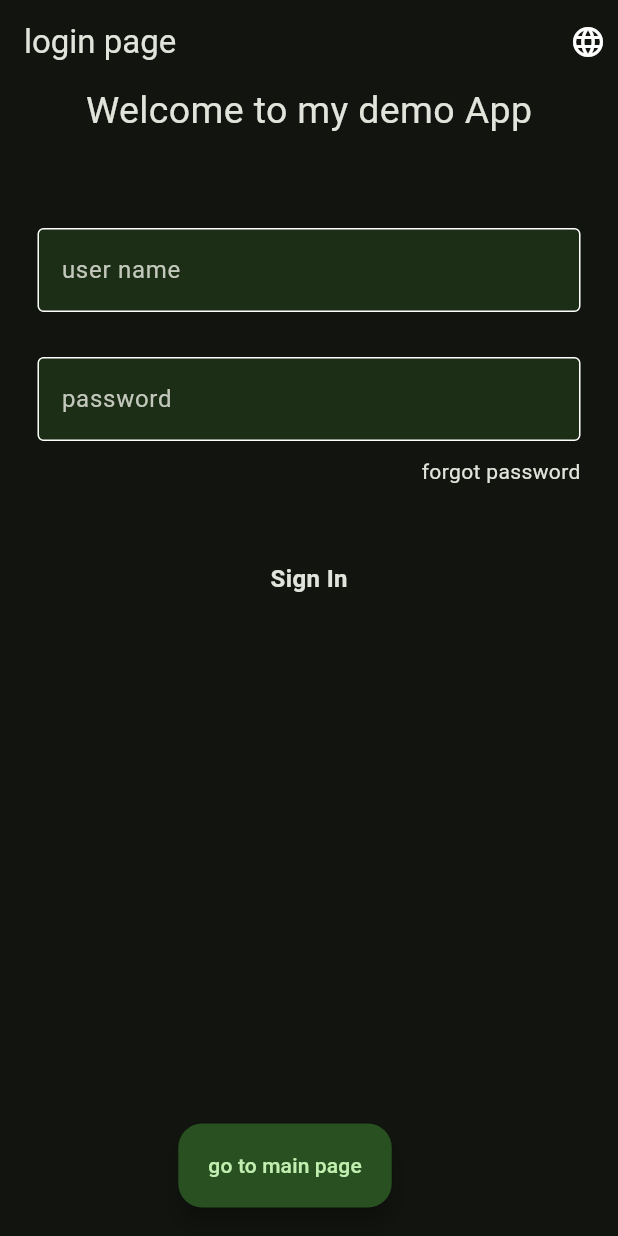
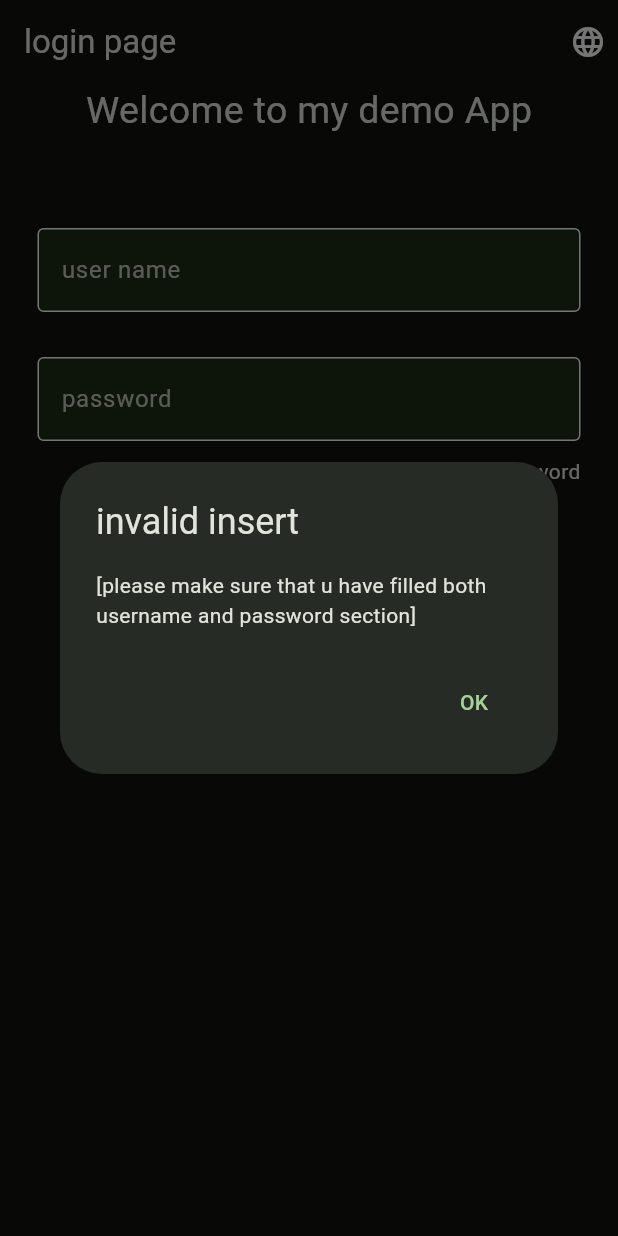
Before and after one commit to metamorphosiss/LoginApp, a Flutter app: the screen it shows after launch, after a tap on "Sign In", on a phone screen of 412 x 824 dp. Run offline on Flutter 3.47's test engine with Material 2 defaults, Android fonts, the phone set to English and light mode, and no system bars; our stand-ins replace flutter_map, get, image_cropper, image_picker, latlong2, location.

Commit message:
added login logic

```diff
--- a/lib/model/controller/internationlization/massages.dart
+++ b/lib/model/controller/internationlization/massages.dart
@@ -9,6 +9,8 @@ class Masseges extends Translations {
           'password': 'password',
           'forgot password': 'forgot password',
           'Sign In': 'Sign In',
+          'Sign Up': 'Sign Up',
+          'submit': 'submit',
           'item deleted': 'item deleted',
           'undo': 'undo',
           'please add some details': 'please add some details',
@@ -31,10 +33,27 @@ class Masseges extends Translations {
           'show me commends': 'show me commends',
           'image selection': 'image selection',
           'back': 'back',
-          'back to main page':'back to main page',
-          'pick Image':'pick Image',
-          'login page':'login page',
-          'main screen':'main screen',
+          'back to main page': 'back to main page',
+          'pick Image': 'pick Image',
+          'login page': 'login page',
+          'main screen': 'main screen',
+          'invalid insert': 'invalid insert',
+          '[username can contains number but cant be only number itself.try new one!]':
+              '[username can contains number but cant be only number itself.try new one!]',
+          '[please make sure that u have filled both username and password section]':
+              '[please make sure that u have filled both username and password section]',
+          '[this username is already exist]':
+              '[this username is already exist]',
+          '[wrong username  please try again!!':
+              '[wrong username  please try again!!',
+          '[wrong password please try again!!':
+              '[wrong password please try again!!',
+          '[please create a user account first!!':
+              '[please create a user account first!!',
+          '[wrong username and password please try again!!':
+              '[wrong username and password please try again!!',
+          'showing user account': 'showing user account',
+          'there is no user account yet!!!':'there is no user account yet!!!',
         },
         'ar_QA': {
           'Welcome to my demo App': 'به برنامه من خوش آمدید',
@@ -42,6 +61,8 @@ class Masseges extends Translations {
           'password': 'رمز عبور',
           'forgot password': ' رمز رو فراموش کردی !',
           'Sign In': 'ورود',
+          'Sign Up': 'ثبت نام',
+          'submit': 'ثبت',
           'item deleted': ' محتوا حذف شد',
           'undo': 'برگشت محتوا',
           'please add some details': 'لطفا جزییات مورد نظر را اظافه کنید',
@@ -64,10 +85,27 @@ class Masseges extends Translations {
           'show me commends': 'نمایش کامنت ها',
           'image selection': 'انتخاب عکس',
           'back': 'بازگشت',
-          'back to main page':'بازگشت به صفحه اصلی',
-          'pick Image':'انتخاب عکس',
-          'login page':'صفحه ورود',
-          'main screen':'صفحه اصلی',
+          'back to main page': 'بازگشت به صفحه اصلی',
+          'pick Image': 'انتخاب عکس',
+          'login page': 'صفحه ورود',
+          'main screen': 'صفحه اصلی',
+          'invalid insert': 'درج نامعتبر',
+          '[username can contains number but cant be only number itself.try new one!]':
+              '[تام کاربری می تواند شامل عدد شود ،ولی  نمی تواند فقط از عدد تشکیل شود.دوباره سعی کن ]',
+          '[please make sure that u have filled both username and password section]':
+              '[لطفا از پر بودن قسمت های حساب کاربری و رمز عبور اطمینان حاصل فرمایید]',
+          '[this username is already exist]':
+              'این حساب کاربری قبلا ثبت شده است',
+          '[wrong username  please try again!!':
+              'کلمه عبور اشتباه است.لطفا دوباره سعی کنید',
+          '[wrong password please try again!!':
+              'رمز عبور اشتباه است.لطفا دوباره سعی کنید',
+          '[please create a user account first!!':
+              'لطفا اول حساب کاربری ایجاد کنید',
+          '[wrong username and password please try again!!':
+              'نام کاربری و رمز عبور اشتباه است.دوباره سعی کن!',
+          'showing user account': 'نمایش حساب کاربری',
+          'there is no user account yet!!!':'هنوز حساب کاربری ایجاد نشده است',
         }
       };
 }
--- /dev/null
+++ b/lib/model/login_details.dart
@@ -0,0 +1,5 @@
+class LogInDetails{
+  LogInDetails({required this.password,required this.userName});
+  String userName;
+  String password;
+}
--- a/lib/view-model/login/button-login.dart
+++ /dev/null
@@ -1,31 +0,0 @@
-import 'package:flutter/material.dart';
-import 'package:get/get.dart';
-import 'package:flutter_application_1/model/controller/internationlization/get_multi_language.dart';
-
-class LoginBtn extends StatelessWidget {
-   LoginBtn({super.key,required this.onTap});
-    final Function()? onTap;
- final myController = Get.put(GetMultiLanguage());
-@override
-  Widget build(BuildContext context) {
-    return GestureDetector(
-      onTap: onTap,
-      child: Container(
-        padding: const EdgeInsets.all(25),
-        margin: const EdgeInsets.symmetric(horizontal: 25),
-        decoration: BoxDecoration(
-          borderRadius: BorderRadius.circular(8),
-        ),
-        child:  Center(
-            child: Text(
-            'Sign In'.tr,
-              style:const TextStyle(
-                fontWeight: FontWeight.bold,
-                fontSize: 16,
-              ),
-            ),
-          ),
-        ),
-    );
-  }
-}
--- /dev/null
+++ b/lib/view-model/login/button_login.dart
@@ -0,0 +1,57 @@
+import 'package:flutter/material.dart';
+import 'package:flutter_application_1/view/login-page/sign_up.dart';
+import 'package:get/get.dart';
+import 'package:flutter_application_1/model/controller/internationlization/get_multi_language.dart';
+import 'package:flutter_application_1/model/login_details.dart';
+
+class LoginBtn extends StatelessWidget {
+  LoginBtn({super.key, required this.entering, required this.submit});
+  final void Function() submit;
+  final List<LogInDetails> entering;
+  final myController = Get.put(GetMultiLanguage());
+
+  @override
+  Widget build(BuildContext context) {
+    return Container(
+      padding: const EdgeInsets.all(25),
+      margin: const EdgeInsets.symmetric(horizontal: 25),
+      decoration: BoxDecoration(
+        borderRadius: BorderRadius.circular(8),
+      ),
+      child: Center(
+        child: Column(
+          children: [
+            const SizedBox(height: 50),
+            InkWell(
+              onTap: submit,
+              child: Text(
+                'Sign In'.tr,
+                style: const TextStyle(
+                  fontWeight: FontWeight.bold,
+                  fontSize: 16,
+                ),
+              ),
+            ),
+            const SizedBox(
+              height: 35,
+            ),
+            InkWell(
+              onTap: () {
+                Get.to(SignUp(
+                  enteringData: entering,
+                ));
+              },
+              child: Text(
+                 'Sign Up'.tr,
+                style: const TextStyle(
+                  fontWeight: FontWeight.bold,
+                  fontSize: 16,
+                ),
+              ),
+            ),
+          ],
+        ),
+      ),
+    );
+  }
+}
--- a/lib/view-model/login/login-textfiled.dart
+++ b/lib/view-model/login/login_textfiled.dart
@@ -6,7 +6,7 @@ class LoginTextFiled extends StatelessWidget {
       required this.controller,
       required this.hintText,
       required this.obscureText});
-  final controller;
+  final  controller;
   final String hintText;
   final bool obscureText;
 
--- a/lib/view/login-page/login.dart
+++ b/lib/view/login-page/login.dart
@@ -1,18 +1,133 @@
 import 'package:flutter/material.dart';
 import 'package:flutter_application_1/model/controller/internationlization/languages.dart';
-import '../../view-model/login/login-textfiled.dart';
-import '../../view-model/login/button-login.dart';
+import '../../view-model/login/login_textfiled.dart';
+import '../../view-model/login/button_login.dart';
 import 'package:get/get.dart';
 import 'package:flutter_application_1/view/details/fill-details.dart';
 import 'package:flutter_application_1/model/controller/internationlization/get_multi_language.dart';
+import 'package:flutter_application_1/model/login_details.dart';
+import 'package:flutter_application_1/view/login-page/show_user_pass.dart';
 
-class Login extends StatelessWidget {
-  Login({super.key});
+class Login extends StatefulWidget {
+  const Login({super.key});
+
+  @override
+  State<Login> createState() => _LoginState();
+}
+
+class _LoginState extends State<Login> {
   final userNameController = TextEditingController();
   final passwordController = TextEditingController();
-  void _signInuser() {}
+  @override
+  void dispose() {
+    userNameController.dispose();
+    passwordController.dispose();
+    super.dispose();
+  }
+
+  final List<LogInDetails> entering = [];
+
+  void _submitLoginData() {
+    if (userNameController.text.trim().isEmpty ||
+        passwordController.text.trim().isEmpty) {
+      showDialog(
+        context: context,
+        builder: (ctx) => AlertDialog(
+          title: Text('invalid insert'.tr),
+          content: Text(
+              '[please make sure that u have filled both username and password section]'
+                  .tr),
+          actions: [
+            TextButton(
+                onPressed: () {
+                Get.back();
+                },
+                child: Text('OK'.tr))
+          ],
+        ),
+      );
+      return;
+    }
+
+    if (entering.isEmpty) {
+      showDialog(
+        context: context,
+        builder: (ctx) => AlertDialog(
+          title: Text('invalid insert'.tr),
+          content: Text('[please create a user account first!!'.tr),
+          actions: [
+            TextButton(
+                onPressed: () {
+                  Navigator.pop(ctx);
+                },
+                child: Text('OK'.tr))
+          ],
+        ),
+      );
+      return;
+    }
+    var isUser = entering
+        .where((user) => user.userName == userNameController.text.trim());
+    var isPassword = entering
+        .where((user) => user.password == passwordController.text.trim());
+
+    if (isUser.isEmpty && isPassword.isEmpty) {
+      showDialog(
+        context: context,
+        builder: (ctx) => AlertDialog(
+          title: Text('invalid insert'.tr),
+          content: Text('[wrong username and password please try again!!'.tr),
+          actions: [
+            TextButton(
+                onPressed: () {
+                  Navigator.pop(ctx);
+                },
+                child: Text('OK'.tr))
+          ],
+        ),
+      );
+      return;
+    }
+
+    if (isUser.isEmpty) {
+      showDialog(
+        context: context,
+        builder: (ctx) => AlertDialog(
+          title: Text('invalid insert'.tr),
+          content: Text('[wrong username  please try again!!'.tr),
+          actions: [
+            TextButton(
+                onPressed: () {
+                  Navigator.pop(ctx);
+                },
+                child: Text('OK'.tr))
+          ],
+        ),
+      );
+      return;
+    }
+
+    if (isPassword.isEmpty) {
+      showDialog(
+        context: context,
+        builder: (ctx) => AlertDialog(
+          title: Text('invalid insert'.tr),
+          content: Text('[wrong password please try again!!'.tr),
+          actions: [
+            TextButton(
+                onPressed: () {
+                  Navigator.pop(ctx);
+                },
+                child: Text('OK'.tr))
+          ],
+        ),
+      );
+      return;
+    }
+    Get.to(() => const FillDetails());
+  }
+
   final myController = Get.put(GetMultiLanguage());
-
   @override
   Widget build(BuildContext context) {
     return Scaffold(
@@ -73,28 +188,20 @@ class Login extends StatelessWidget {
                 child: Row(
                   mainAxisAlignment: MainAxisAlignment.end,
                   children: [
-                      Text('forgot password'.tr),
+                    InkWell(
+                        onTap: () {
+                          Get.to(ShowUserPassList(login: entering));
+                        },
+                        child: Text('forgot password'.tr)),
                   ],
                 ),
               ),
               const SizedBox(height: 25),
-                LoginBtn(onTap: () {}),
+              LoginBtn(entering: entering, submit: _submitLoginData),
             ],
           ),
         ),
       ),
-        floatingActionButton: Container(
-          margin: const EdgeInsets.symmetric(horizontal: 3, vertical: 3),
-          child: Row(
-            mainAxisAlignment: MainAxisAlignment.spaceEvenly,
-            children: [
-              FloatingActionButton.extended(
-                  onPressed: () {
-                    Get.to(() => const FillDetails());
-                  },
-                  label: Text('go to main page'.tr)),
-            ],
-          ),
-        ));
+    );
   }
 }
```
Also changed, not shown: lib/view/login-page/show_user_pass.dart (added, +25 -0 lines), lib/view/login-page/sign_up.dart (added, +133 -0 lines), lib/view/login-page/use_pass_show.dart (added, +38 -0 lines), flutter_01.png (added). Lines whose indentation alone changed are shown as unchanged.
